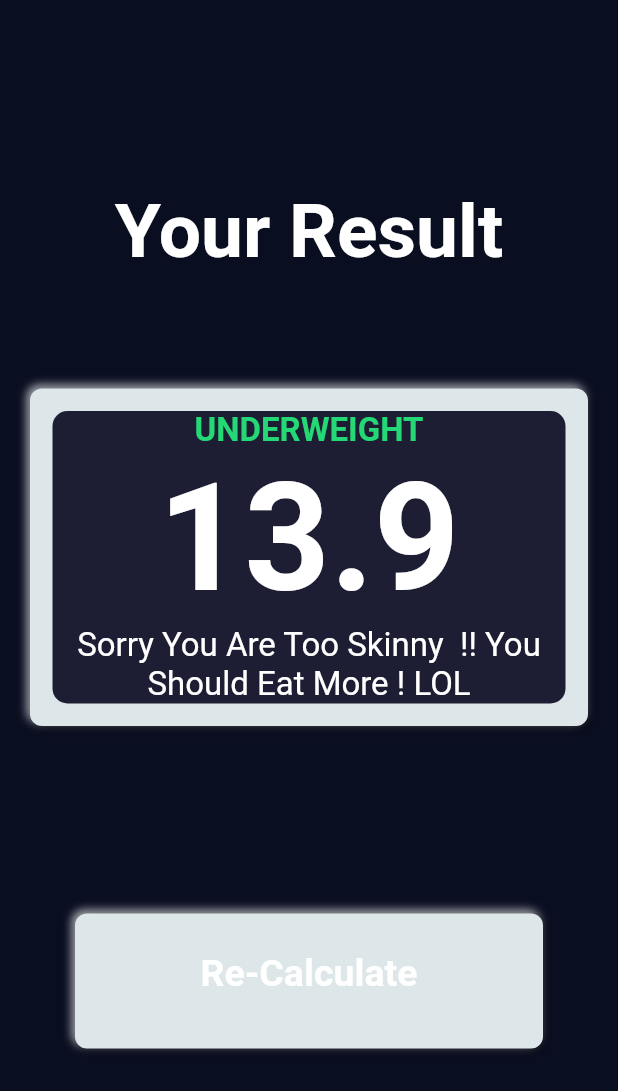
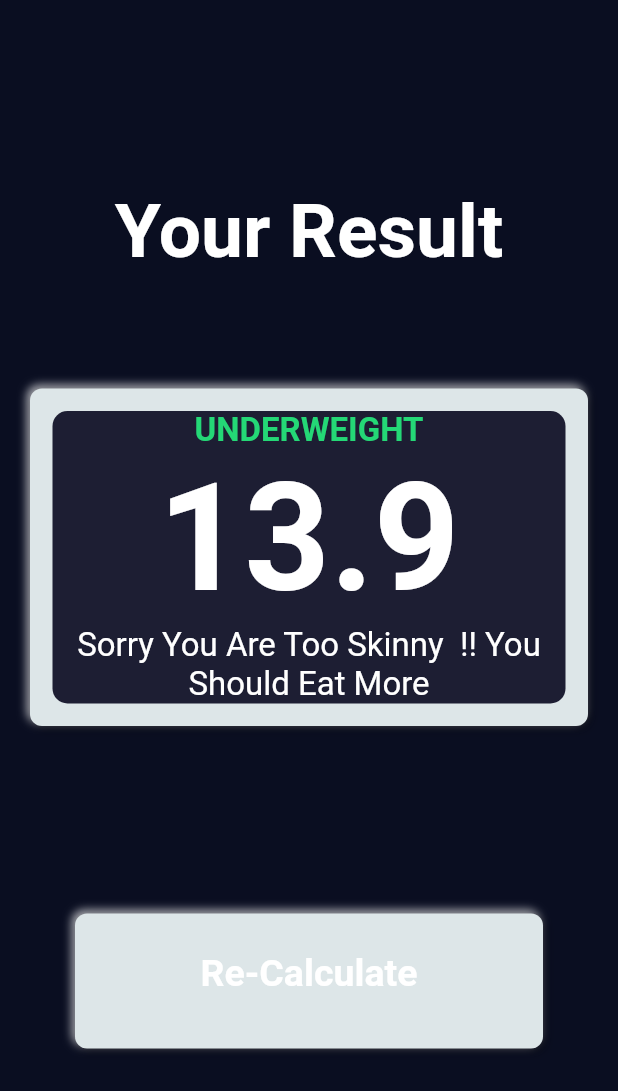
Before and after one commit to yousaf753/bmi_calculator, a Flutter app: the screen it shows after launch, after a tap on "Calculate", on a phone screen of 412 x 824 dp. Shown: the top 1091 px of the screen. Run offline on Flutter 3.47's test engine with Material 2 defaults, Android fonts, the phone set to English and light mode, and no system bars; drawn by our look-alikes of flutter_neumorphic; our stand-ins replace font_awesome_flutter.

Commit message:
main function

```diff
--- a/lib/calculator_brain.dart
+++ b/lib/calculator_brain.dart
@@ -32,7 +32,7 @@ class CalculatorBrain {
     } else if (_bmi > 18.5) {
       return 'You have a Normal Body Weight. Good Job!';
     } else {
-      return 'Sorry You Are Too Skinny  !! You Should Eat More ! LOL ';
+      return 'Sorry You Are Too Skinny  !! You Should Eat More  ';
     }
   }
 }
```
